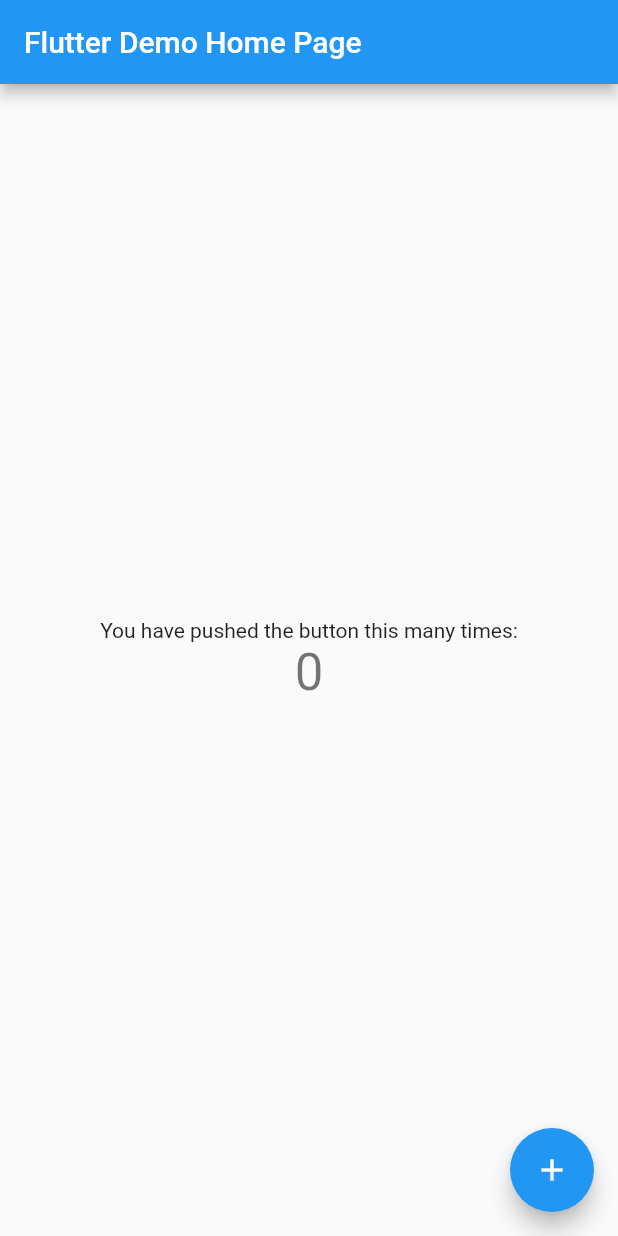
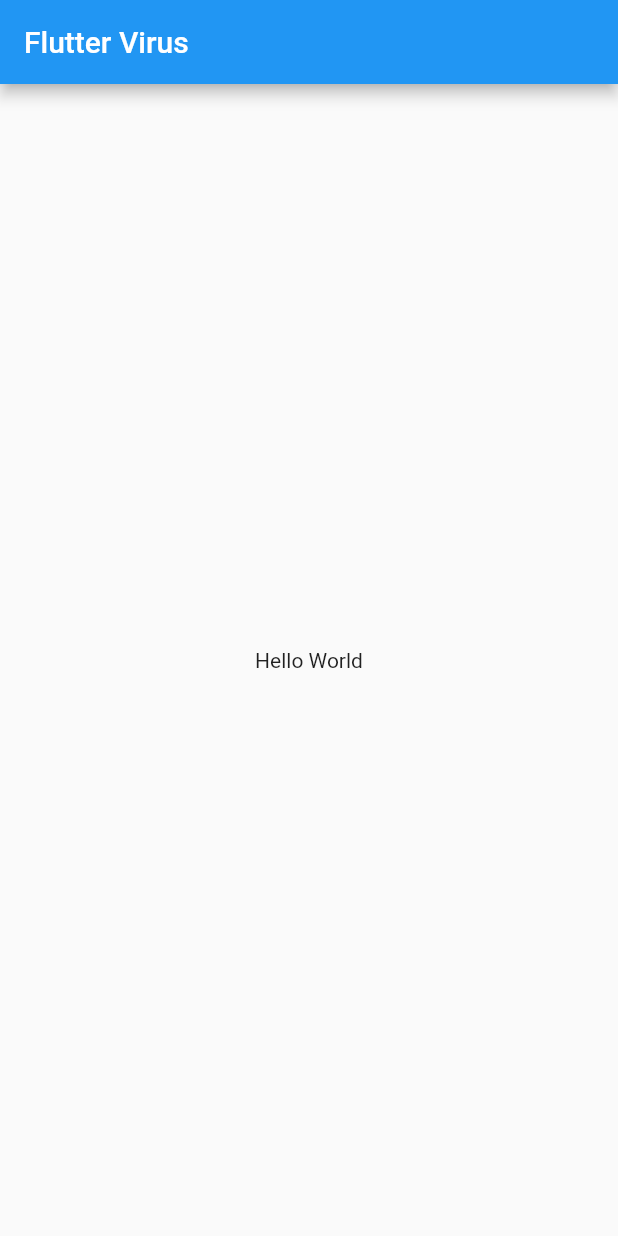
Before and after one commit to Renzo-Olivares/flutter_virus, a Flutter app: the screen it shows after launch, on a phone screen of 412 x 824 dp. Run offline on Flutter 3.47's test engine with Material 2 defaults, Android fonts, the phone set to English and light mode, and no system bars.

Commit message:
Hello World

```diff
--- a/lib/main.dart
+++ b/lib/main.dart
@@ -9,7 +9,7 @@
   @override
   Widget build(BuildContext context) {
     return MaterialApp(
-      title: 'Flutter Demo',
+      title: 'Flutter Virus',
       theme: ThemeData(
         // This is the theme of your application.
         //
@@ -26,7 +26,7 @@
         // closer together (more dense) than on mobile platforms.
         visualDensity: VisualDensity.adaptivePlatformDensity,
       ),
-      home: MyHomePage(title: 'Flutter Demo Home Page'),
+      home: MyHomePage(title: 'Flutter Virus'),
     );
   }
 }
@@ -50,19 +50,6 @@
 }
 
 class _MyHomePageState extends State<MyHomePage> {
-  int _counter = 0;
-
-  void _incrementCounter() {
-    setState(() {
-      // This call to setState tells the Flutter framework that something has
-      // changed in this State, which causes it to rerun the build method below
-      // so that the display can reflect the updated values. If we changed
-      // _counter without calling setState(), then the build method would not be
-      // called again, and so nothing would appear to happen.
-      _counter++;
-    });
-  }
-
   @override
   Widget build(BuildContext context) {
     // This method is rerun every time setState is called, for instance as done
@@ -77,41 +64,7 @@
         // the App.build method, and use it to set our appbar title.
         title: Text(widget.title),
       ),
-      body: Center(
-        // Center is a layout widget. It takes a single child and positions it
-        // in the middle of the parent.
-        child: Column(
-          // Column is also a layout widget. It takes a list of children and
-          // arranges them vertically. By default, it sizes itself to fit its
-          // children horizontally, and tries to be as tall as its parent.
-          //
-          // Invoke "debug painting" (press "p" in the console, choose the
-          // "Toggle Debug Paint" action from the Flutter Inspector in Android
-          // Studio, or the "Toggle Debug Paint" command in Visual Studio Code)
-          // to see the wireframe for each widget.
-          //
-          // Column has various properties to control how it sizes itself and
-          // how it positions its children. Here we use mainAxisAlignment to
-          // center the children vertically; the main axis here is the vertical
-          // axis because Columns are vertical (the cross axis would be
-          // horizontal).
-          mainAxisAlignment: MainAxisAlignment.center,
-          children: <Widget>[
-            Text(
-              'You have pushed the button this many times:',
-            ),
-            Text(
-              '$_counter',
-              style: Theme.of(context).textTheme.headline4,
-            ),
-          ],
-        ),
-      ),
-      floatingActionButton: FloatingActionButton(
-        onPressed: _incrementCounter,
-        tooltip: 'Increment',
-        child: Icon(Icons.add),
-      ), // This trailing comma makes auto-formatting nicer for build methods.
+      body: Center(child: Text('Hello World')),
     );
   }
 }
```
